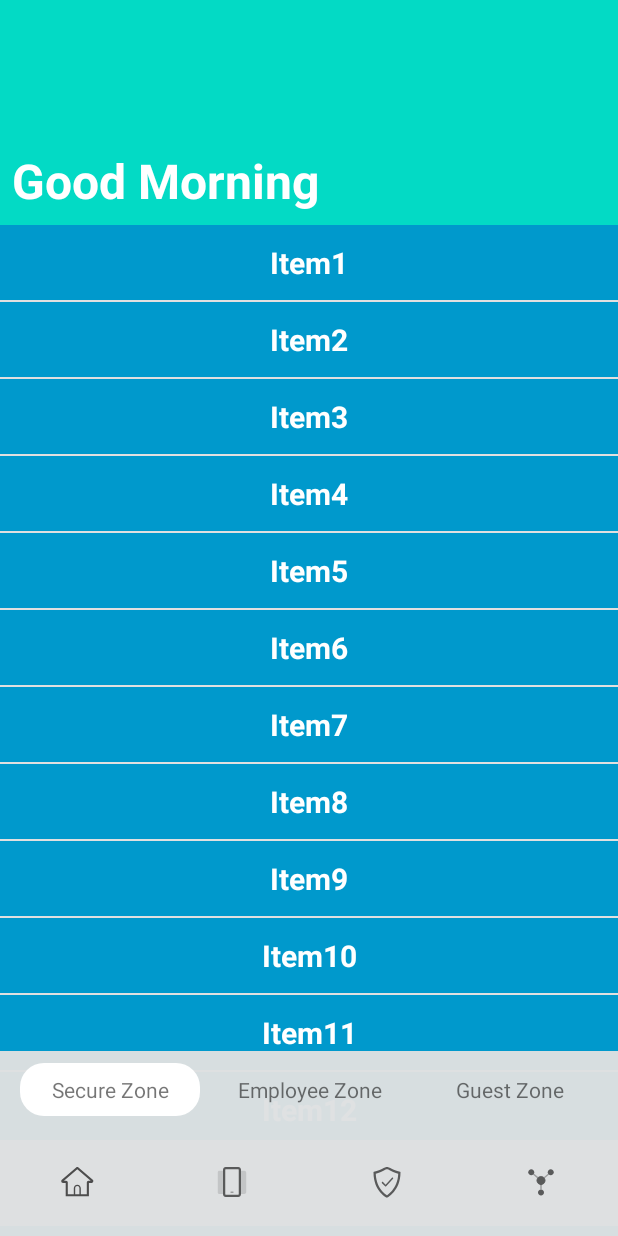
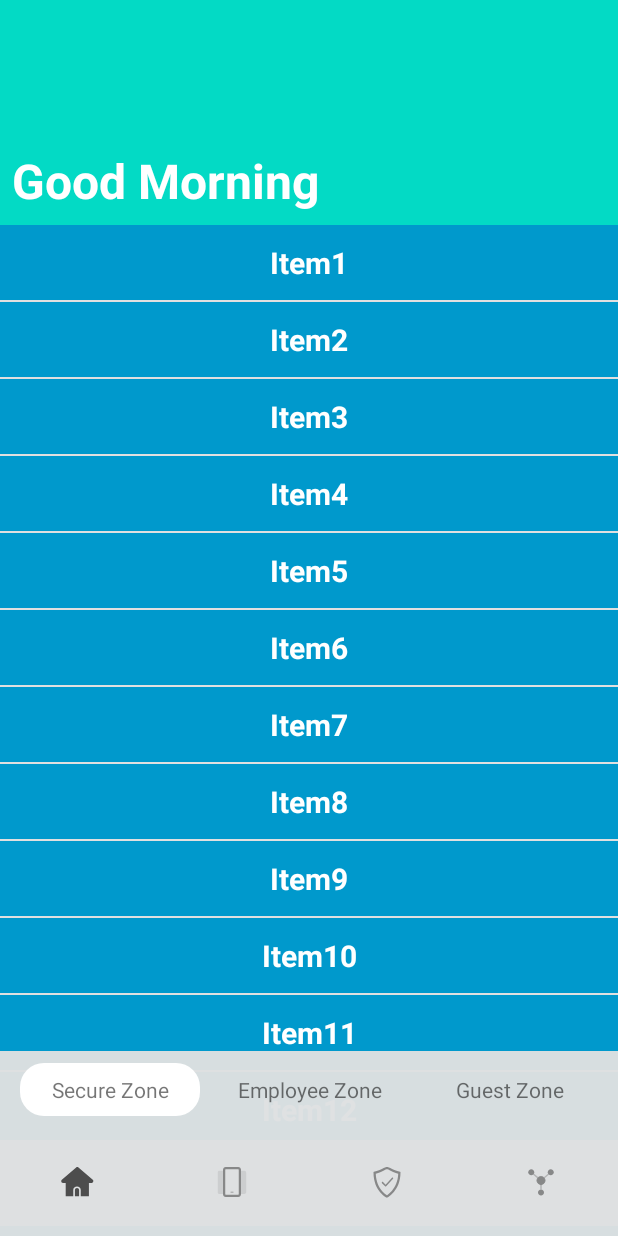
Before and after one commit to informramiz/common-ui-views, an Android app: the screen it shows after launch (MainActivity), on a phone screen of 412 x 824 dp. Run offline under Robolectric (Android 15) with nearby library versions, the phone set to English and light mode, and no system bars.

Commit message:
feat: Add double icons for selection

```diff
--- /dev/null
+++ b/CommonUIViews/app/src/main/res/drawable/devices_icon_selector.xml
@@ -0,0 +1,5 @@
+<?xml version="1.0" encoding="utf-8"?>
+<selector xmlns:android="http://schemas.android.com/apk/res/android">
+    <item android:drawable="@drawable/devices_selected" android:state_checked="true"/>
+    <item android:drawable="@drawable/devices"/>
+</selector>
--- /dev/null
+++ b/CommonUIViews/app/src/main/res/drawable/devices_selected.xml
@@ -0,0 +1,16 @@
+<vector xmlns:android="http://schemas.android.com/apk/res/android"
+    android:width="48dp"
+    android:height="48dp"
+    android:viewportWidth="48"
+    android:viewportHeight="48">
+  <path
+      android:pathData="M7,9C5.8954,9 5,9.8954 5,11V38C5,39.1046 5.8954,40 7,40H14V9H7ZM40.3,9H34V40H40.3C41.7912,40 43,38.7912 43,37.3V11.7C43,10.2088 41.7912,9 40.3,9Z"
+      android:strokeAlpha="0.2"
+      android:fillColor="#4D4D4D"
+      android:fillType="evenOdd"
+      android:fillAlpha="0.2"/>
+  <path
+      android:pathData="M16,4C13.7909,4 12,5.7909 12,8V40C12,42.2091 13.7909,44 16,44H32C34.2091,44 36,42.2091 36,40V8C36,5.7909 34.2091,4 32,4H16ZM19.5,41C19.2239,41 19,41.2239 19,41.5C19,41.7761 19.2239,42 19.5,42H28.5C28.7761,42 29,41.7761 29,41.5C29,41.2239 28.7761,41 28.5,41H19.5Z"
+      android:fillColor="#4D4D4D"
+      android:fillType="evenOdd"/>
+</vector>
--- /dev/null
+++ b/CommonUIViews/app/src/main/res/drawable/home_icon_selector.xml
@@ -0,0 +1,5 @@
+<?xml version="1.0" encoding="utf-8"?>
+<selector xmlns:android="http://schemas.android.com/apk/res/android">
+    <item android:drawable="@drawable/home_selected" android:state_checked="true"/>
+    <item android:drawable="@drawable/home"/>
+</selector>
--- /dev/null
+++ b/CommonUIViews/app/src/main/res/drawable/home_selected.xml
@@ -0,0 +1,10 @@
+<vector xmlns:android="http://schemas.android.com/apk/res/android"
+    android:width="48dp"
+    android:height="48dp"
+    android:viewportWidth="48"
+    android:viewportHeight="48">
+  <path
+      android:pathData="M5.3449,25.2681H8.9336V43.0895H19V34.5453C19,32.035 21.2386,30 24,30C26.7614,30 29,32.035 29,34.5453V43.0895H39.8864V25.2681H43.4751C44.1538,25.2681 44.7992,24.9741 45.2445,24.4619C46.0943,23.4847 45.991,22.0035 45.0137,21.1538L25.9487,4.5754C25.0663,3.8082 23.7536,3.8082 22.8713,4.5754L3.8062,21.1538C3.2941,21.5991 3,22.2445 3,22.9232C3,24.2183 4.0498,25.2681 5.3449,25.2681ZM26.7778,43V34.6681C26.7778,33.1946 25.5341,32 24,32C22.4659,32 21.2222,33.1946 21.2222,34.6681V43H26.7778Z"
+      android:fillColor="#4D4D4D"
+      android:fillType="evenOdd"/>
+</vector>
--- /dev/null
+++ b/CommonUIViews/app/src/main/res/drawable/shield_icon_selector.xml
@@ -0,0 +1,5 @@
+<?xml version="1.0" encoding="utf-8"?>
+<selector xmlns:android="http://schemas.android.com/apk/res/android">
+    <item android:drawable="@drawable/shield_selected" android:state_checked="true"/>
+    <item android:drawable="@drawable/shield"/>
+</selector>
--- /dev/null
+++ b/CommonUIViews/app/src/main/res/drawable/shield_selected.xml
@@ -0,0 +1,10 @@
+<vector xmlns:android="http://schemas.android.com/apk/res/android"
+    android:width="48dp"
+    android:height="48dp"
+    android:viewportWidth="48"
+    android:viewportHeight="48">
+  <path
+      android:pathData="M18.957,5.799C20.8608,4.7808 22.3207,4 24,4C25.6793,4 27.1392,4.7808 29.043,5.799C29.4145,5.9977 29.803,6.2055 30.2133,6.4183C32.7251,7.7204 36.0968,9.2925 41.361,10.4564L42,10.6103V11.2531C42,35.6636 24.3837,44.8206 24.3837,44.8206L24.0254,45L23.6678,44.8206C23.6678,44.8206 19.1965,42.7398 14.7955,37.5156C10.3945,32.2906 6,23.8637 6,11.2531V10.6103L6.639,10.4564C11.9032,9.2925 15.2749,7.7204 17.7867,6.4183C18.197,6.2055 18.5855,5.9977 18.957,5.799ZM17.2929,24.1262C17.6834,23.7357 18.3166,23.7357 18.7071,24.1262L22.1353,27.5544L30.5962,18.3243C30.9694,17.9172 31.6019,17.8897 32.0091,18.2629C32.4162,18.636 32.4437,19.2686 32.0705,19.6757L22.9038,29.6757C22.5191,30.0954 21.8621,30.1097 21.4596,29.7071L17.2929,25.5404C16.9024,25.1499 16.9024,24.5168 17.2929,24.1262Z"
+      android:fillColor="#4D4D4D"
+      android:fillType="evenOdd"/>
+</vector>
--- a/CommonUIViews/app/src/main/res/layout/view_stacked_bottom_navigation.xml
+++ b/CommonUIViews/app/src/main/res/layout/view_stacked_bottom_navigation.xml
@@ -25,7 +25,6 @@
         android:id="@+id/bottom_navigation_view"
         android:layout_width="0dp"
         android:layout_height="wrap_content"
-        android:background="@color/bottom_nav_background_color"
         style="@style/Widget.App.BottomNavigationView"
         app:menu="@menu/bottom_menu"
         android:layout_gravity="bottom"
--- a/CommonUIViews/app/src/main/res/menu/bottom_menu.xml
+++ b/CommonUIViews/app/src/main/res/menu/bottom_menu.xml
@@ -1,21 +1,22 @@
 <?xml version="1.0" encoding="utf-8"?>
-<menu xmlns:android="http://schemas.android.com/apk/res/android">
+<menu xmlns:android="http://schemas.android.com/apk/res/android"
+    xmlns:app="http://schemas.android.com/apk/res-auto">
     <item
         android:id="@+id/home"
         android:title="Home"
-        android:icon="@drawable/home"
+        android:icon="@drawable/home_icon_selector"
         android:enabled="true"/>
 
     <item
         android:id="@+id/devices"
         android:title="Devices"
-        android:icon="@drawable/devices"
-        android:enabled="true"/>
+        android:icon="@drawable/devices_icon_selector"
+        android:enabled="true" />
 
     <item
         android:id="@+id/shield"
         android:title="Shield"
-        android:icon="@drawable/shield"
+        android:icon="@drawable/shield_icon_selector"
         android:enabled="true"/>
 
     <item
--- a/CommonUIViews/app/src/main/res/values/styles.xml
+++ b/CommonUIViews/app/src/main/res/values/styles.xml
@@ -10,11 +10,12 @@
     <style name="Widget.App.BottomNavigationView" parent="Widget.MaterialComponents.BottomNavigationView">
         <item name="materialThemeOverlay">@style/ThemeOverlay.App.BottomNavigationView</item>
         <item name="labelVisibilityMode">unlabeled</item>
+
     </style>
 
     <style name="ThemeOverlay.App.BottomNavigationView" parent="">
         <item name="colorSurface">@color/bottom_nav_background_color</item>
-<!--        <item name="colorOnSurface">@color/</item>-->
+        <item name="colorOnSurface">@color/bottom_nav_chip_option_selected_item_color</item>
         <item name="colorPrimary">@color/bottom_nav_chip_option_selected_item_color</item>
     </style>
 
```
